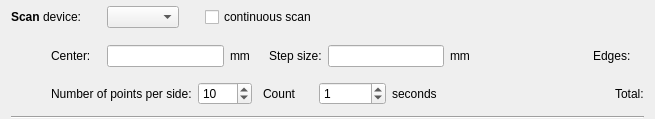
This is nicos/clients/gui/cmdlets/cscan.ui in mlz-ictrl/nicos as Qt 5 draws it before an edit. The edited form follows.
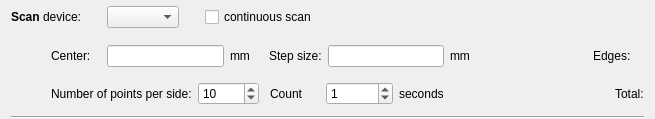
This is the edited form.

Commit message: gui: increase maximum of "#steps" boxes in cmdlets

Patch:
```diff
--- a/nicos/clients/gui/cmdlets/cscan.ui
+++ b/nicos/clients/gui/cmdlets/cscan.ui
@@ -220,7 +220,7 @@
      <item>
       <widget class="QSpinBox" name="numpoints">
        <property name="maximum">
-        <number>1000</number>
+        <number>99999</number>
        </property>
        <property name="value">
         <number>10</number>
```
The commit also changes 2 other files.
